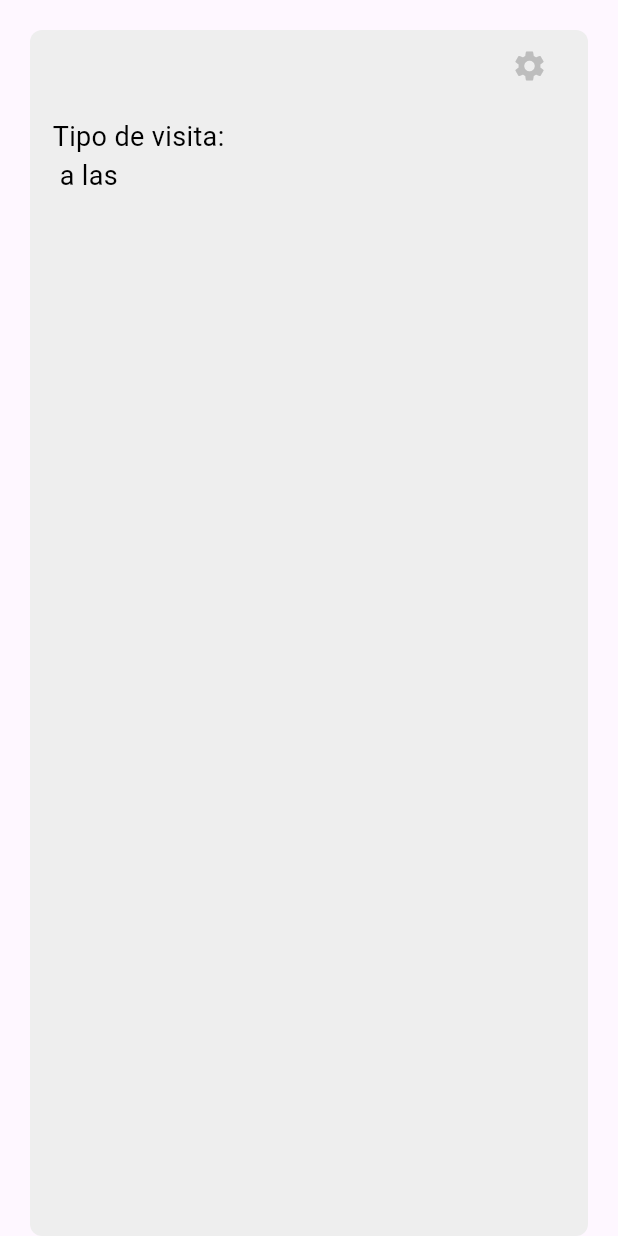
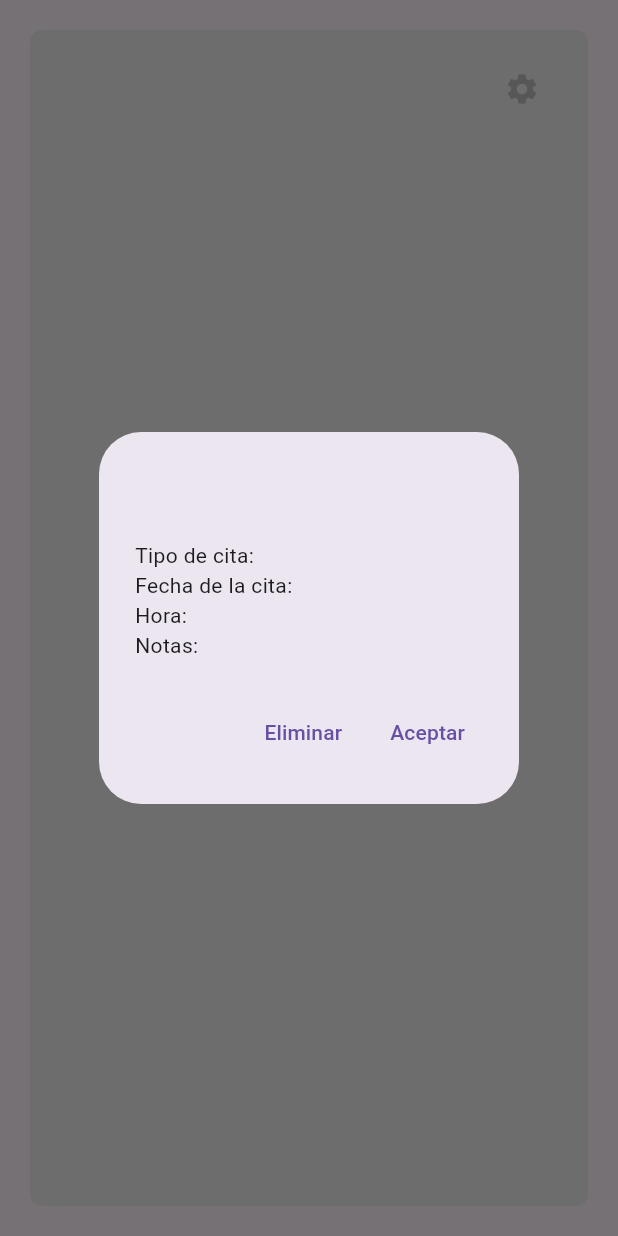
Before and after one commit to Ibirque/login_alternativo, a Flutter app: the MyTextBox2 widget shown alone on an empty page, opened directly with empty values, after a tap on the "settings" icon, on a phone screen of 412 x 824 dp. Run offline on Flutter 3.47's test engine with Material 3 defaults, Android fonts, the phone set to English and light mode, and no system bars; our stand-ins replace cloud_firestore, firebase_auth, firebase_core, syncfusion_flutter_charts; accounts and stored records are empty.

Commit message:
fdgsdf
gdfs

```diff
--- a/lib/componentes/my_textbox2.dart
+++ b/lib/componentes/my_textbox2.dart
@@ -3,8 +3,10 @@ import 'package:flutter/material.dart';
 class MyTextBox2 extends StatelessWidget {
   final String texto;
   final String sectionName;
-  final String sectionName2; // Nuevo parámetro para mostrar la fecha de la cita
-  final String hora; // Nuevo parámetro para mostrar la hora de la cita
+  final String sectionName2;
+  final String hora;
+  final String notas;
+  final String documentId;
   final void Function()? onPressed;
 
   const MyTextBox2({
@@ -13,6 +15,8 @@ class MyTextBox2 extends StatelessWidget {
     required this.sectionName,
     required this.sectionName2,
     required this.hora,
+    required this.notas,
+    required this.documentId,
     required this.onPressed,
   }) : super(key: key);
 
@@ -23,17 +27,13 @@ class MyTextBox2 extends StatelessWidget {
         color: Colors.grey[200],
         borderRadius: BorderRadius.circular(8),
       ),
-      padding: const EdgeInsets.only(
-        left: 15,
-        bottom: 15,
-        right: 15, // Added right padding for the icon
-      ),
-      margin: const EdgeInsets.only(left: 20, right: 20, top: 20),
-      child: Column(
-        crossAxisAlignment: CrossAxisAlignment.start,
+      padding: const EdgeInsets.symmetric(vertical: 15, horizontal: 20),
+      margin: const EdgeInsets.symmetric(horizontal: 20, vertical: 20),
+      child: Row(
+        mainAxisAlignment: MainAxisAlignment.spaceBetween,
         children: [
-          Row(
-            mainAxisAlignment: MainAxisAlignment.spaceBetween,
+          Column(
+            crossAxisAlignment: CrossAxisAlignment.start,
             children: [
               Text(
                 texto,
@@ -43,34 +43,79 @@ class MyTextBox2 extends StatelessWidget {
                   fontWeight: FontWeight.bold,
                 ),
               ),
-              // Botón de editar
-              IconButton(
-                onPressed: onPressed,
-                icon:  Icon(
-                  Icons.settings,
-                  color: Colors.grey[400],
+              Text(
+                sectionName2,
+                style: const TextStyle(
+                  color: Colors.black,
+                  fontSize: 16,
+                  fontWeight: FontWeight.w400,
                 ),
               ),
             ],
           ),
-          const SizedBox(height: 10), // Added space between text and icon
           Column(
-            crossAxisAlignment: CrossAxisAlignment.start,
             children: [
-              Text(
-                'Tipo de visita: $sectionName',
-                style: const TextStyle(
-                  color: Colors.black,
-                  fontSize: 18,
-                  fontWeight: FontWeight.w400,
-                ),
-              ),
-              Text(
-                '$sectionName2 a las $hora',
-                style: const TextStyle(
-                  color: Colors.black,
-                  fontSize: 18,
-                  fontWeight: FontWeight.w400,
+              IconButton(
+                onPressed: () {
+                  showDialog(
+                    context: context,
+                    builder: (BuildContext context) {
+                      return AlertDialog(
+                        title: Text(texto),
+                        content: Column(
+                          mainAxisSize: MainAxisSize.min,
+                          crossAxisAlignment: CrossAxisAlignment.start,
+                          children: [
+                            Text('Tipo de cita: $sectionName'),
+                            Text('Fecha de la cita: $sectionName2'),
+                            Text('Hora: $hora'),
+                            Text('Notas: $notas'),
+                          ],
+                        ),
+                        actions: <Widget>[
+                          TextButton(
+                            onPressed: () {
+                              showDialog(
+                                context: context,
+                                builder: (BuildContext context) {
+                                  return AlertDialog(
+                                    title: Text('¿Está seguro?'),
+                                    actions: <Widget>[
+                                      TextButton(
+                                        onPressed: () {
+                                          // Add your delete visit logic here
+                                          Navigator.of(context).popUntil(
+                                              (route) => route.isFirst);
+                                        },
+                                        child: Text('Sí'),
+                                      ),
+                                      TextButton(
+                                        onPressed: () {
+                                          Navigator.of(context).pop();
+                                        },
+                                        child: Text('No'),
+                                      ),
+                                    ],
+                                  );
+                                },
+                              );
+                            },
+                            child: Text('Eliminar'),
+                          ),
+                          TextButton(
+                            onPressed: () {
+                              Navigator.of(context).pop();
+                            },
+                            child: Text('Aceptar'),
+                          ),
+                        ],
+                      );
+                    },
+                  );
+                },
+                icon: Icon(
+                  Icons.settings,
+                  color: Colors.grey[400],
                 ),
               ),
             ],
--- a/lib/paginas/principal.dart
+++ b/lib/paginas/principal.dart
@@ -51,7 +51,6 @@ class _PaginaPrincipalState extends State<PaginaPrincipal> {
   Future<void> getCitas() async {
     try {
       if (user != null) {
-
         QuerySnapshot<Map<String, dynamic>> citasSnapshot =
             await FirebaseFirestore.instance
                 .collection('usuarios')
@@ -59,13 +58,11 @@ Future<void> getCitas() async {
                 .collection('citas')
                 .get() as QuerySnapshot<Map<String, dynamic>>;
 
-
         setState(() {
           // Limpiamos la lista de widgets antes de agregar los nuevos
           citasWidgets.clear();
           // Creamos un widget MyTextBox2 para cada cita encontrada
           citasSnapshot.docs.forEach((cita) {
-
             // Convertir el Timestamp a DateTime
             DateTime fechaCita = (cita['fecha'] as Timestamp).toDate();
 
@@ -85,7 +82,10 @@ Future<void> getCitas() async {
                 sectionName: cita['tipo'],
                 sectionName2: fechaFormateada,
                 hora: primerHorario,
+                notas: cita['notas'], // Pass notas field
+                documentId: cita.id, // Pass documentId
                 onPressed: () => editfield('username'),
+
               ),
             );
           });
```
Lines whose indentation alone changed are shown as unchanged.
